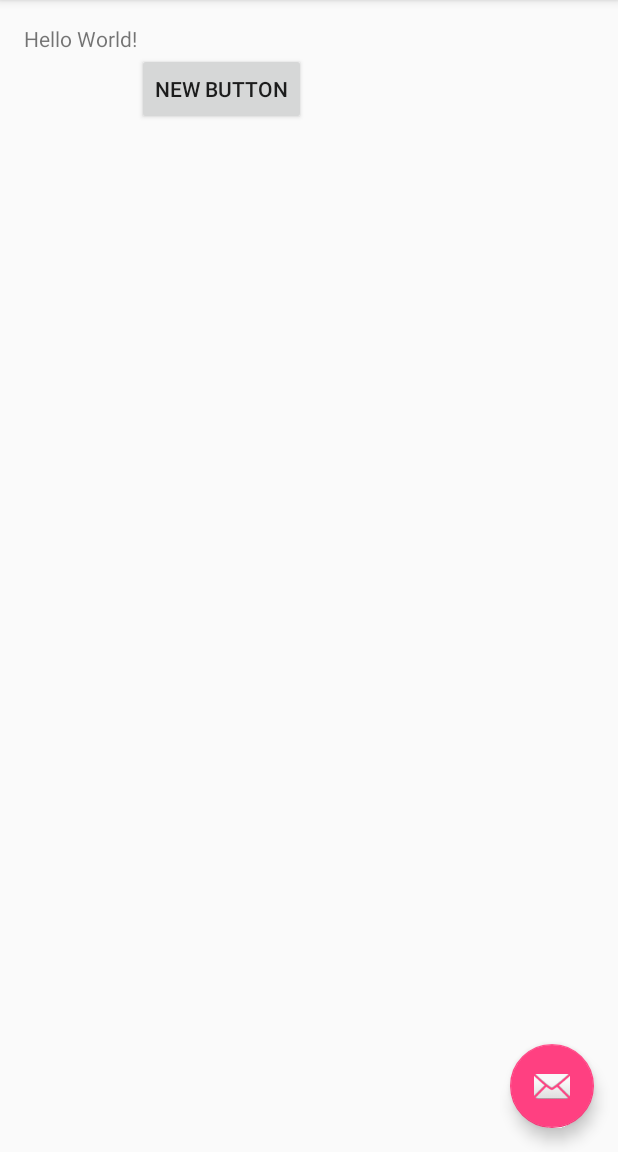
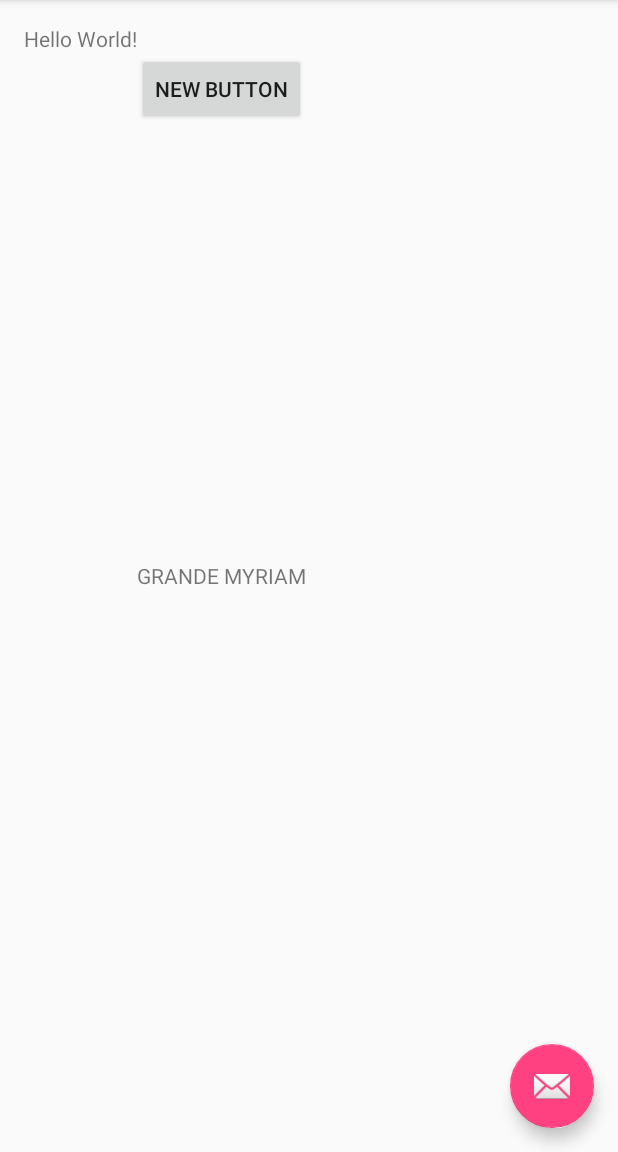
Before and after one commit to chesnais-mymy/AppliMyMa, an Android app: the screen it shows after launch (MainActivity), on a phone screen of 412 x 824 dp, the part 84-1236 px from its top. Run offline under Robolectric (Android 15) with nearby library versions, the phone set to English and light mode, and no system bars.

Commit message:
GRAND TEST

```diff
--- a/app/src/main/res/layout/content_main.xml
+++ b/app/src/main/res/layout/content_main.xml
@@ -21,4 +21,14 @@
         android:layout_below="@+id/textView2"
         android:layout_toRightOf="@+id/textView2"
         android:layout_toEndOf="@+id/textView2" />
+
+    <TextView
+        android:layout_width="wrap_content"
+        android:layout_height="wrap_content"
+        android:textAppearance="?android:attr/textAppearanceSmall"
+        android:text="GRANDE MYRIAM"
+        android:id="@+id/textView"
+        android:layout_centerVertical="true"
+        android:layout_alignRight="@+id/button2"
+        android:layout_alignEnd="@+id/button2" />
 </RelativeLayout>
```
